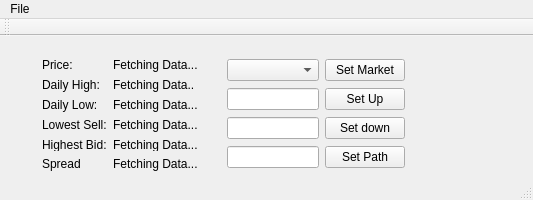
The window that src/mainwindow.ui (DrGrid/Crypto-Ticker) describes before a commit, drawn with Qt 5.
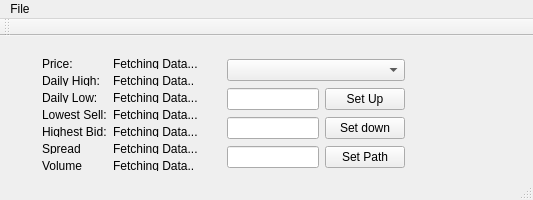
The same window after the commit.

Commit message: Reshare fields

What changed in the file:
```diff
--- a/src/mainwindow.ui
+++ b/src/mainwindow.ui
@@ -113,6 +113,20 @@
          </property>
         </widget>
        </item>
+       <item row="6" column="0">
+        <widget class="QLabel" name="volume">
+         <property name="text">
+          <string>Volume</string>
+         </property>
+        </widget>
+       </item>
+       <item row="6" column="1">
+        <widget class="QLabel" name="label_7">
+         <property name="text">
+          <string>Fetching Data..</string>
+         </property>
+        </widget>
+       </item>
       </layout>
      </item>
      <item>
@@ -130,13 +144,6 @@
      </item>
      <item>
       <layout class="QGridLayout" name="gridLayout">
-       <item row="0" column="1">
-        <widget class="QPushButton" name="pushButton">
-         <property name="text">
-          <string>Set Market</string>
-         </property>
-        </widget>
-       </item>
        <item row="3" column="1">
         <widget class="QPushButton" name="setpath">
          <property name="text">
@@ -193,7 +200,7 @@
          </property>
         </widget>
        </item>
-       <item row="0" column="0">
+       <item row="0" column="0" colspan="2">
         <widget class="QComboBox" name="choose_market"/>
        </item>
       </layout>
```
The commit also changes 2 other files.
